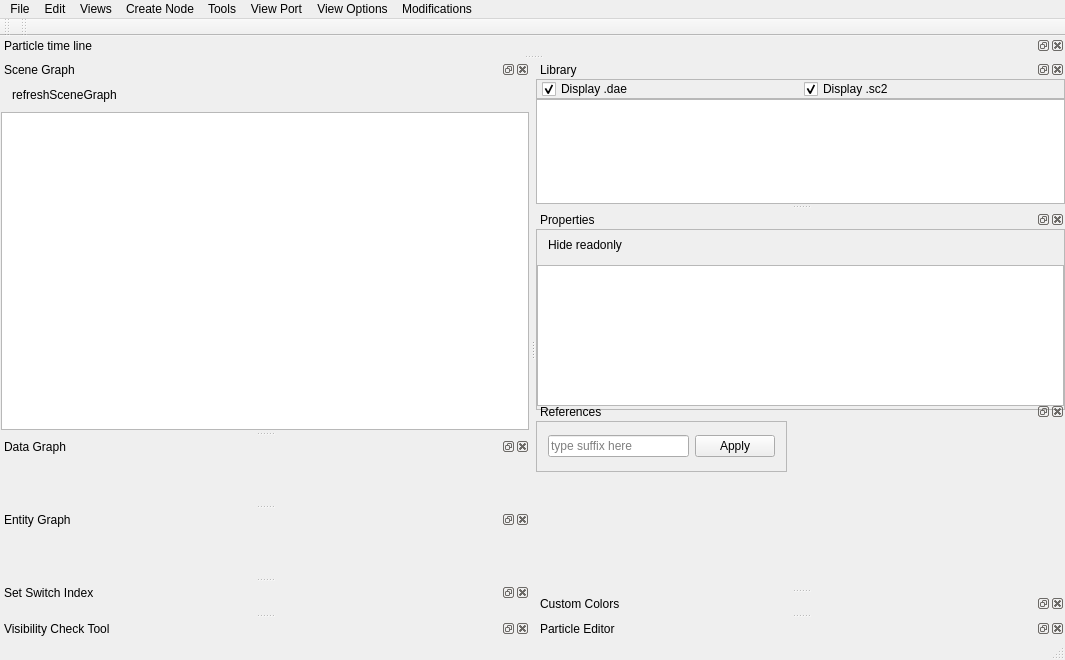
First picture: the form in Tools/ResourceEditor/DataQt/mainwindow.ui, repository xaoctech/dava.engine, before the edit.
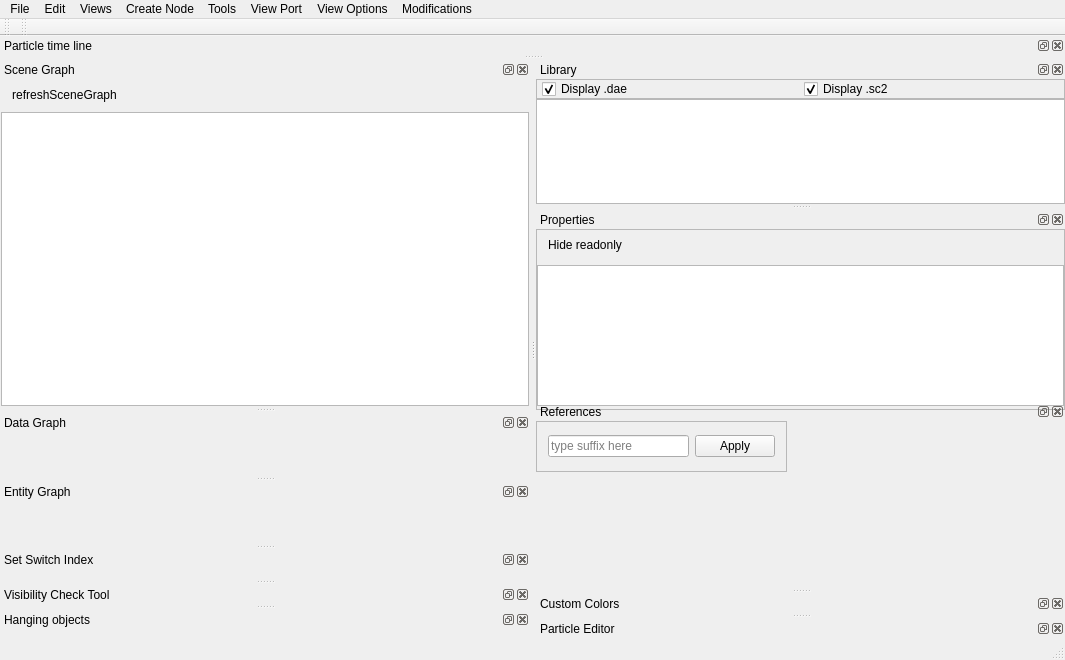
Second picture: the form after the edit. Icons and pictures are not drawn. Custom widgets are drawn as their Qt base class.

Commit message: [DF-563] hanging objects: ui infrastructure

```diff
--- a/Tools/ResourceEditor/DataQt/mainwindow.ui
+++ b/Tools/ResourceEditor/DataQt/mainwindow.ui
@@ -656,6 +656,46 @@
     <bool>false</bool>
    </attribute>
   </widget>
+  <widget class="QDockWidget" name="dockHangingObjects">
+   <property name="maximumSize">
+    <size>
+     <width>524287</width>
+     <height>70</height>
+    </size>
+   </property>
+   <property name="floating">
+    <bool>false</bool>
+   </property>
+   <property name="windowTitle">
+    <string>Hanging objects</string>
+   </property>
+   <attribute name="dockWidgetArea">
+    <number>1</number>
+   </attribute>
+   <widget class="QWidget" name="dockWidgetContents_13">
+    <property name="maximumSize">
+     <size>
+      <width>16777215</width>
+      <height>70</height>
+     </size>
+    </property>
+    <layout class="QVBoxLayout" name="verticalLayout_14">
+     <property name="margin">
+      <number>0</number>
+     </property>
+     <item>
+      <widget class="HangingObjectsView" name="hangingObjectsView" native="true">
+       <property name="maximumSize">
+        <size>
+         <width>16777215</width>
+         <height>70</height>
+        </size>
+       </property>
+      </widget>
+     </item>
+    </layout>
+   </widget>
+  </widget>
   <action name="actionNewScene">
    <property name="icon">
     <iconset>
@@ -1034,6 +1074,11 @@
    <extends>QWidget</extends>
    <header>DockSetSwitchIndex/SetSwitchIndexView.h</header>
   </customwidget>
+  <customwidget>
+   <class>HangingObjectsView</class>
+   <extends>QWidget</extends>
+   <header>DockHangingObjects/HangingObjectsView.h</header>
+  </customwidget>
  </customwidgets>
  <resources>
   <include location="QtIcons.qrc"/>
```
Left out of the diff: 2 changed lines with no effect on the pictures. The commit also changes 5 other files.
